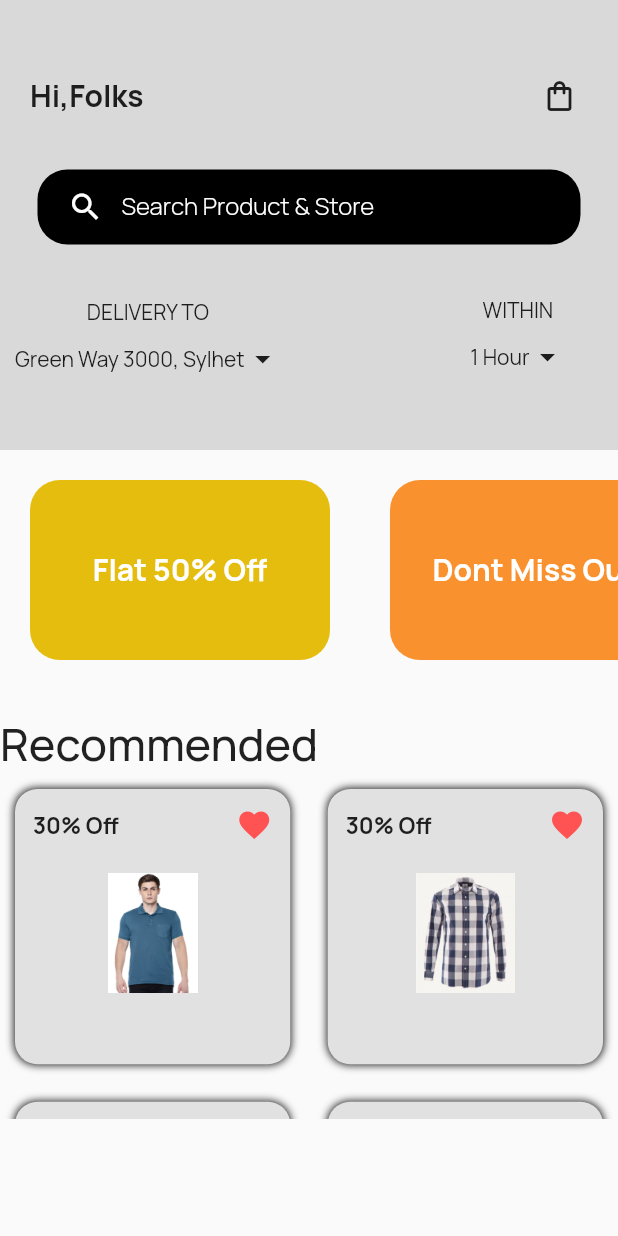
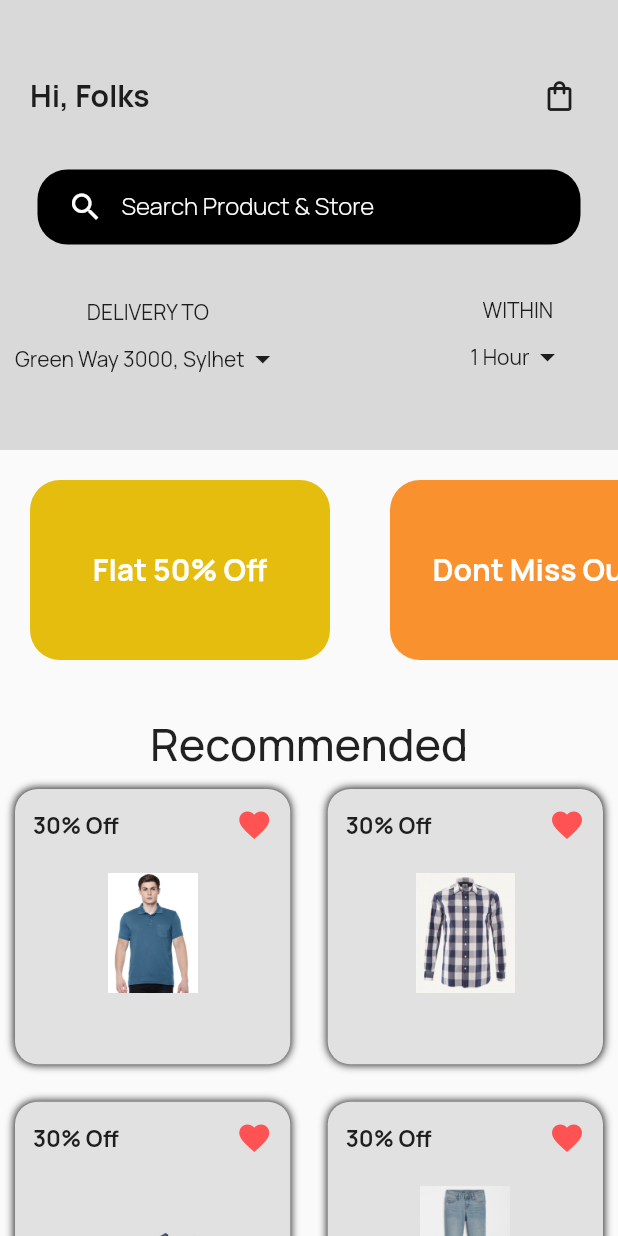
Before and after one commit to AnasKhan1506/Shopping-Ui, a Flutter app: the HomeView screen opened directly, on a phone screen of 412 x 824 dp. Run offline on Flutter 3.47's test engine with Material 2 defaults, Android fonts, the phone set to English and light mode, and no system bars.

Commit message:
making gridView scrollable

```diff
--- a/lib/Screens/home_screen/home_view.dart
+++ b/lib/Screens/home_screen/home_view.dart
@@ -2,7 +2,7 @@ import 'package:flutter/material.dart';
 import 'package:shopping_store/Screens/home_screen/widgets/GridItem.dart';
 
 class HomeView extends StatefulWidget {
-  const HomeView({super.key});
+  const HomeView({Key? key}) : super(key: key);
 
   @override
   State<HomeView> createState() => _HomeViewState();
@@ -12,7 +12,8 @@ class _HomeViewState extends State<HomeView> {
   @override
   Widget build(BuildContext context) {
     return Scaffold(
-      body: ListView(children: [
+      body: Column(
+        children: [
           Container(
             height: 300,
             width: MediaQuery.of(context).size.width * 1,
@@ -25,7 +26,7 @@ class _HomeViewState extends State<HomeView> {
                     Container(
                       margin: EdgeInsets.only(top: 50, left: 20),
                       child: const Text(
-                      "Hi,Folks",
+                        "Hi, Folks",
                         style: TextStyle(
                           fontSize: 20,
                           fontWeight: FontWeight.w700,
@@ -85,7 +86,8 @@ class _HomeViewState extends State<HomeView> {
                             ],
                           ),
                         ],
-                      )),
+                      ),
+                    ),
                     Spacer(),
                     Container(
                       margin: EdgeInsets.only(right: 35, top: 9),
@@ -157,8 +159,11 @@ class _HomeViewState extends State<HomeView> {
             "Recommended",
             style: TextStyle(fontWeight: FontWeight.w500, fontSize: 30),
           ),
-        GridItem(),
-      ]),
+          Expanded(
+            child: GridItem(),
+          ),
+        ],
+      ),
     );
   }
 }
--- a/lib/Screens/home_screen/widgets/GridItem.dart
+++ b/lib/Screens/home_screen/widgets/GridItem.dart
@@ -1,32 +1,33 @@
 import 'package:flutter/material.dart';
 
 class GridItem extends StatefulWidget {
-  const GridItem({super.key});
+  const GridItem({Key? key}) : super(key: key);
 
   @override
-  State<GridItem> createState() => _GridItemState();
+  _GridItemState createState() => _GridItemState();
 }
 
 var cartImageList = [
   "assets/images/cart1.jpg",
   "assets/images/cart2.jpg",
   "assets/images/cart3.jpg",
-  "assets/images/cart4.jpg"
+  "assets/images/cart4.jpg",
 ];
 
 class _GridItemState extends State<GridItem> {
   @override
   Widget build(BuildContext context) {
-    return Container(
-        height: 230,
-        width: double.infinity,
+    return SingleChildScrollView(
       child: GridView.builder(
+        shrinkWrap: true,
+        physics: NeverScrollableScrollPhysics(),
         itemCount: cartImageList.length,
         gridDelegate: SliverGridDelegateWithFixedCrossAxisCount(
           crossAxisCount: 2,
           mainAxisSpacing: 5,
           crossAxisSpacing: 5,
-              childAspectRatio: 1),
+          childAspectRatio: 1,
+        ),
         itemBuilder: (context, index) {
           return InkWell(
             onTap: () {},
@@ -39,7 +40,8 @@ class _GridItemState extends State<GridItem> {
                   BoxShadow(
                     color: const Color.fromARGB(255, 27, 26, 26),
                     blurRadius: 4,
-                        spreadRadius: 0.2),
+                    spreadRadius: 0.2,
+                  ),
                 ],
               ),
               child: Padding(
@@ -76,8 +78,7 @@ class _GridItemState extends State<GridItem> {
             ),
           );
         },
-        )
-        // ],
+      ),
     );
   }
 }
--- a/pubspec.yaml
+++ b/pubspec.yaml
@@ -35,6 +35,7 @@ dependencies:
   # The following adds the Cupertino Icons font to your application.
   # Use with the CupertinoIcons class for iOS style icons.
   cupertino_icons: ^1.0.2
+  curved_navigation_bar: ^1.0.3
 
 dev_dependencies:
   flutter_test:
```
Also changed, not shown: lib/Screens/Category_screen/category.dart (added, +18 -0 lines), lib/Screens/Favourite_screen/favourite_screen.dart (added, +18 -0 lines), pubspec.lock. Lines whose indentation alone changed are shown as unchanged.
